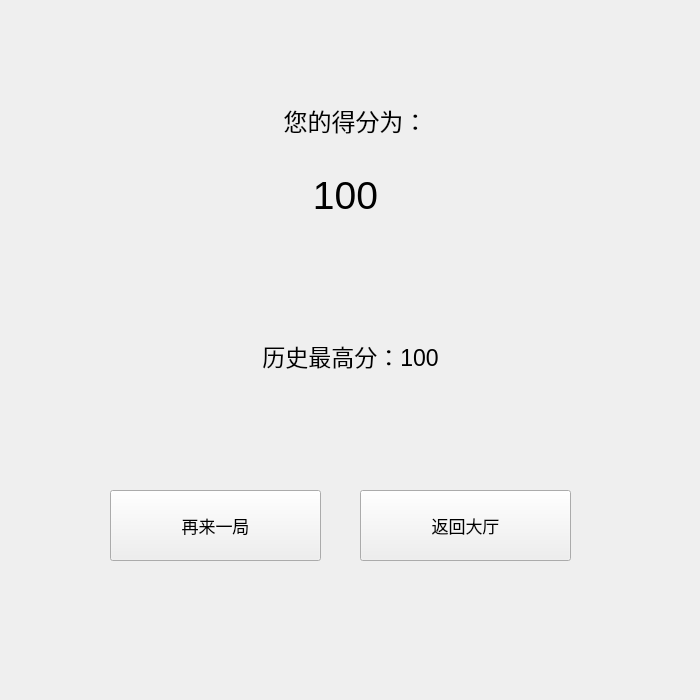
The window that MyWhiteBlock3.0/end.ui (PKUZhangHQ/PianoTiles) describes before a commit, drawn with Qt 5.
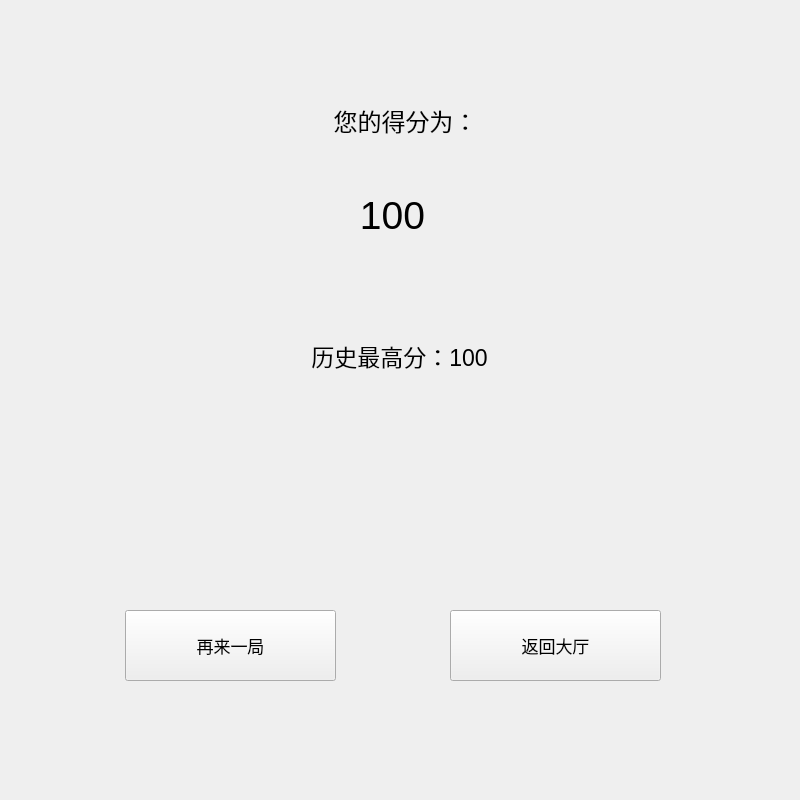
The same window after the commit.

```diff
--- a/MyWhiteBlock3.0/end.ui
+++ b/MyWhiteBlock3.0/end.ui
@@ -6,8 +6,8 @@
    <rect>
     <x>0</x>
     <y>0</y>
-    <width>700</width>
-    <height>700</height>
+    <width>800</width>
+    <height>800</height>
    </rect>
   </property>
   <property name="minimumSize">
@@ -18,8 +18,8 @@
   </property>
   <property name="maximumSize">
    <size>
-    <width>700</width>
-    <height>700</height>
+    <width>1000</width>
+    <height>1000</height>
    </size>
   </property>
   <property name="windowTitle">
@@ -28,8 +28,8 @@
   <widget class="QPushButton" name="restart">
    <property name="geometry">
     <rect>
-     <x>110</x>
-     <y>490</y>
+     <x>125</x>
+     <y>610</y>
      <width>211</width>
      <height>71</height>
     </rect>
@@ -46,8 +46,8 @@
   <widget class="QPushButton" name="hall">
    <property name="geometry">
     <rect>
-     <x>360</x>
-     <y>490</y>
+     <x>450</x>
+     <y>610</y>
      <width>211</width>
      <height>71</height>
     </rect>
@@ -64,9 +64,9 @@
   <widget class="QLabel" name="label">
    <property name="geometry">
     <rect>
-     <x>190</x>
+     <x>210</x>
      <y>60</y>
-     <width>331</width>
+     <width>391</width>
      <height>121</height>
     </rect>
    </property>
@@ -85,8 +85,8 @@
   <widget class="QLabel" name="score">
    <property name="geometry">
     <rect>
-     <x>210</x>
-     <y>150</y>
+     <x>257</x>
+     <y>170</y>
      <width>271</width>
      <height>91</height>
     </rect>
@@ -106,9 +106,9 @@
   <widget class="QLabel" name="his">
    <property name="geometry">
     <rect>
-     <x>0</x>
+     <x>14</x>
      <y>310</y>
-     <width>701</width>
+     <width>771</width>
      <height>91</height>
     </rect>
    </property>
```
